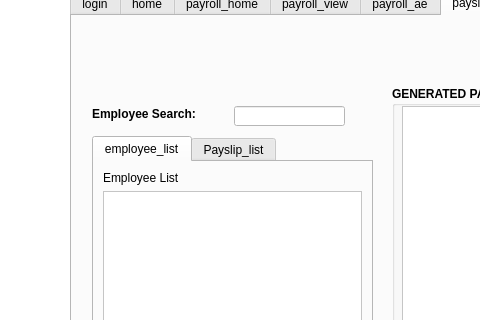
jaspernicholfabella/payroll-system, file Payroll_System.ui: the form before one commit; both pictures show x 0 to 480 and y 0 to 320 of the 800 by 600 pixel window.
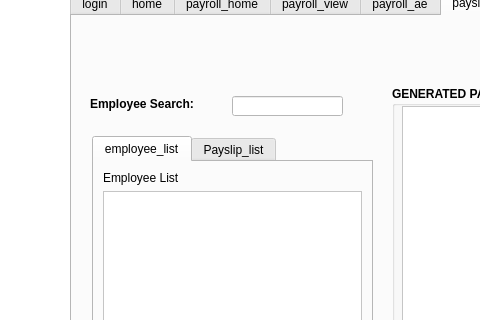
The form after the commit. The open tabs and pages were chosen to show the change. Icons and pictures are not drawn.

```diff
--- a/Payroll_System.ui
+++ b/Payroll_System.ui
@@ -1633,65 +1633,6 @@
      <attribute name="title">
       <string>payslip</string>
      </attribute>
-     <widget class="QLabel" name="label_9">
-      <property name="geometry">
-       <rect>
-        <x>20</x>
-        <y>90</y>
-        <width>141</width>
-        <height>16</height>
-       </rect>
-      </property>
-      <property name="font">
-       <font>
-        <pointsize>9</pointsize>
-        <weight>75</weight>
-        <bold>true</bold>
-       </font>
-      </property>
-      <property name="text">
-       <string>Employee Search:</string>
-      </property>
-     </widget>
-     <widget class="QLineEdit" name="payslip_search">
-      <property name="geometry">
-       <rect>
-        <x>162</x>
-        <y>90</y>
-        <width>111</width>
-        <height>20</height>
-       </rect>
-      </property>
-     </widget>
-     <widget class="QPushButton" name="pushButton_23">
-      <property name="geometry">
-       <rect>
-        <x>270</x>
-        <y>90</y>
-        <width>31</width>
-        <height>21</height>
-       </rect>
-      </property>
-      <property name="text">
-       <string/>
-      </property>
-      <property name="icon">
-       <iconset resource="icons.qrc">
-        <normaloff>:/icons/search.png</normaloff>:/icons/search.png</iconset>
-      </property>
-      <property name="iconSize">
-       <size>
-        <width>30</width>
-        <height>25</height>
-       </size>
-      </property>
-      <property name="default">
-       <bool>false</bool>
-      </property>
-      <property name="flat">
-       <bool>true</bool>
-      </property>
-     </widget>
      <widget class="QTabWidget" name="payslip_tab_widget">
       <property name="geometry">
        <rect>
@@ -1958,6 +1899,75 @@
        <string/>
       </property>
      </widget>
+     <widget class="QWidget" name="employee_search_widget" native="true">
+      <property name="geometry">
+       <rect>
+        <x>10</x>
+        <y>70</y>
+        <width>291</width>
+        <height>41</height>
+       </rect>
+      </property>
+      <widget class="QLineEdit" name="payslip_search">
+       <property name="geometry">
+        <rect>
+         <x>150</x>
+         <y>10</y>
+         <width>111</width>
+         <height>20</height>
+        </rect>
+       </property>
+      </widget>
+      <widget class="QLabel" name="label_9">
+       <property name="geometry">
+        <rect>
+         <x>8</x>
+         <y>10</y>
+         <width>141</width>
+         <height>16</height>
+        </rect>
+       </property>
+       <property name="font">
+        <font>
+         <pointsize>9</pointsize>
+         <weight>75</weight>
+         <bold>true</bold>
+        </font>
+       </property>
+       <property name="text">
+        <string>Employee Search:</string>
+       </property>
+      </widget>
+      <widget class="QPushButton" name="pushButton_23">
+       <property name="geometry">
+        <rect>
+         <x>260</x>
+         <y>10</y>
+         <width>31</width>
+         <height>21</height>
+        </rect>
+       </property>
+       <property name="text">
+        <string/>
+       </property>
+       <property name="icon">
+        <iconset resource="icons.qrc">
+         <normaloff>:/icons/search.png</normaloff>:/icons/search.png</iconset>
+       </property>
+       <property name="iconSize">
+        <size>
+         <width>30</width>
+         <height>25</height>
+        </size>
+       </property>
+       <property name="default">
+        <bool>false</bool>
+       </property>
+       <property name="flat">
+        <bool>true</bool>
+       </property>
+      </widget>
+     </widget>
     </widget>
     <widget class="QWidget" name="tab_9">
      <attribute name="title">
```
Left out of the diff: 26 changed lines with no effect on the pictures.
